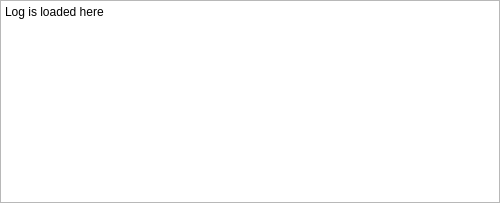
First picture: the form in ui/logwindow.ui, repository SBC-Collaboration/SBC-RunControl, before the edit.
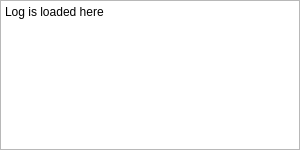
Second picture: the form after the edit. Icons and pictures are not drawn.

```diff
--- a/ui/logwindow.ui
+++ b/ui/logwindow.ui
@@ -6,8 +6,8 @@
    <rect>
     <x>0</x>
     <y>0</y>
-    <width>500</width>
-    <height>203</height>
+    <width>300</width>
+    <height>150</height>
    </rect>
   </property>
   <property name="sizePolicy">
@@ -18,8 +18,8 @@
   </property>
   <property name="minimumSize">
    <size>
-    <width>200</width>
-    <height>100</height>
+    <width>300</width>
+    <height>150</height>
    </size>
   </property>
   <property name="windowTitle">
```
